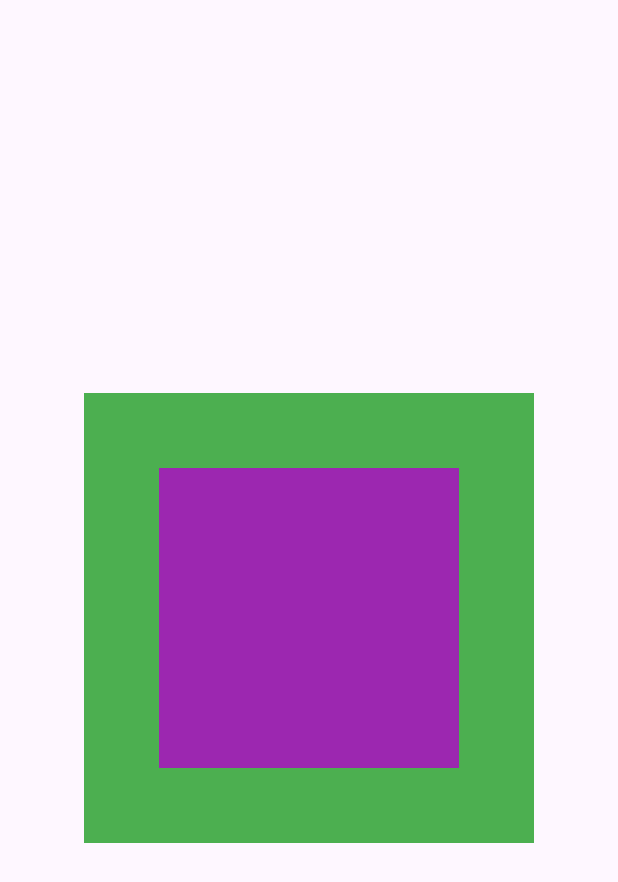
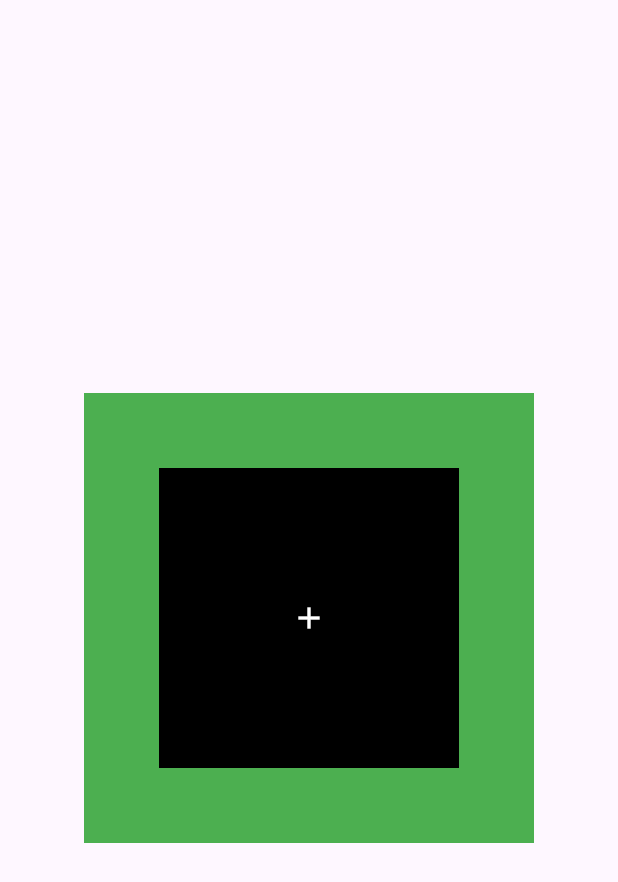
Before and after one commit to pallavipradhan5578/Flutter_practice, a Flutter app: the screen it shows after launch, on a phone screen of 412 x 824 dp. Shown: the top 882 px of the screen. Run offline on Flutter 3.47's test engine with Material 3 defaults, Android fonts, the phone set to English and light mode, and no system bars.

Commit message:
Stack widget initial changes.dart

```diff
--- a/lib/Widgets/Stack.dart
+++ b/lib/Widgets/Stack.dart
@@ -20,7 +20,8 @@ class _StackWidgetState extends State<StackWidget> {
             Positioned(left: 50,right: 50,top: 50,bottom: 50,
               child: Container(
                    // width:50 ,height: 50,
-                color: Colors.purple,
+                color: Colors.black,
+                child: IconButton(onPressed: (){}, icon: Icon(Icons.add,color: Colors.white,)),
 
                     ),
             ),
```
